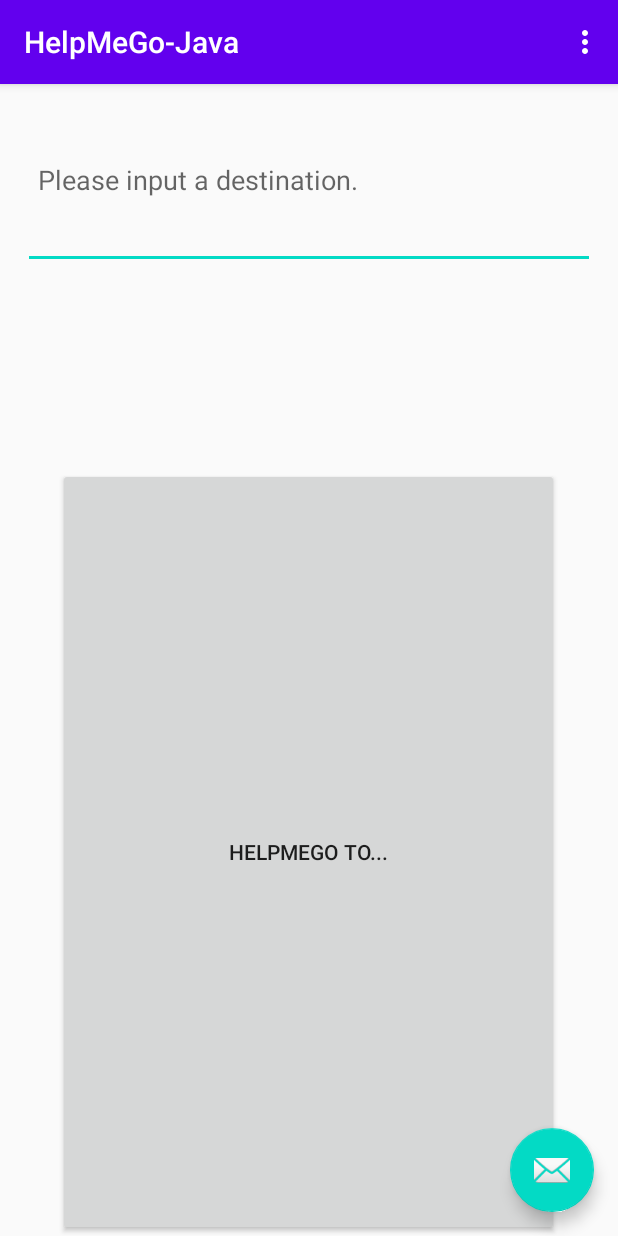
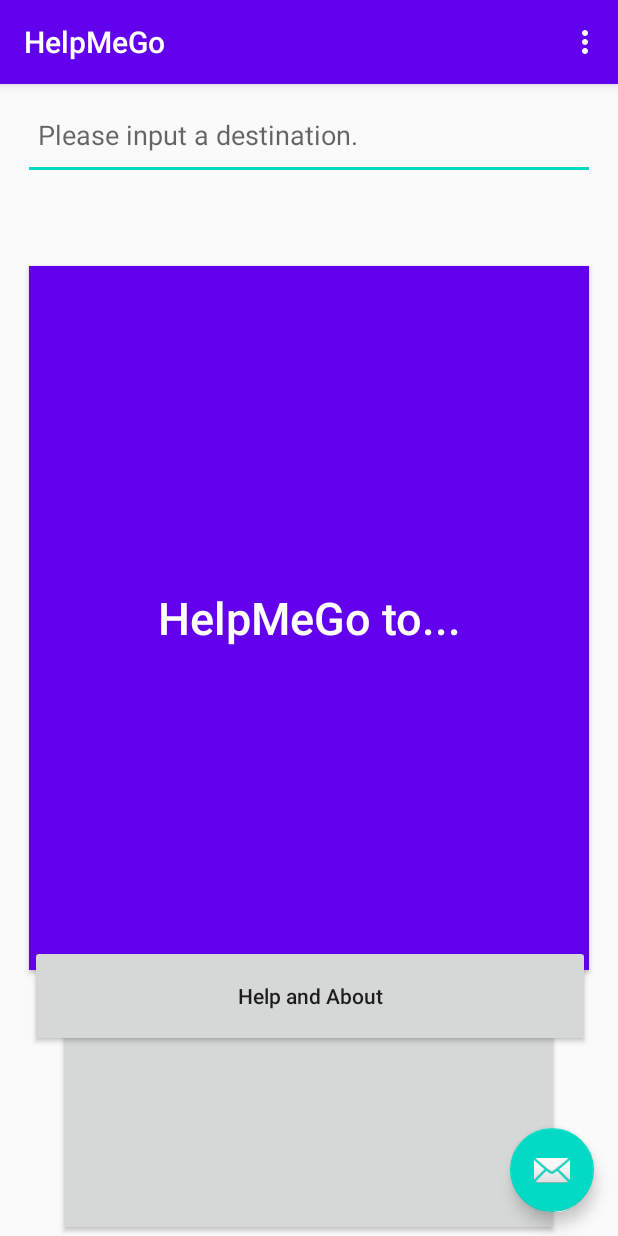
Before and after one commit to CincoSwim/HelpMeGo-Java, an Android app: the screen it shows after launch (MainActivity), on a phone screen of 412 x 824 dp. Run offline under Robolectric (Android 15) with nearby library versions, the phone set to English and light mode, and no system bars; 2 statements that could not run were skipped.

Commit message:
Added functions for PathGraph to tie into MainActivity, LinkedObj. Debug statements. BASIC basic graph edges for testing.

```diff
--- a/app/src/main/java/com/example/helpmego_java/MainActivity.java
+++ b/app/src/main/java/com/example/helpmego_java/MainActivity.java
@@ -10,6 +10,7 @@ import android.speech.RecognizerIntent;
 import android.speech.SpeechRecognizer;
 import android.speech.tts.TextToSpeech;
 import android.view.MotionEvent;
+import android.widget.Button;
 import android.widget.EditText;
 import androidx.core.app.ActivityCompat;
 import androidx.core.content.ContextCompat;
@@ -25,14 +26,19 @@ import android.view.MenuItem;
 import java.util.ArrayList;
 import java.util.LinkedList;
 import java.util.Locale;
+import java.util.Objects;
 
 public class MainActivity extends AppCompatActivity {
     private static final String TAG = "MyApp";
     public static final Integer RecordAudioRequestCode = 1;
+    public static ArrayList<ArrayList<Integer>> floorGraph;
+    public static ArrayList<LocationLinkedObj> beacons; //there's gotta be a cleaner way for this
+    public static LinkedList<Integer> currentRoute;
     private EditText editText;
     private SpeechRecognizer speechRecog;
-    ArrayList<ArrayList<Integer>> BTGraph;
     public static TextToSpeech tts;
+
+
     @Override
     protected void onCreate(Bundle savedInstanceState) {
         super.onCreate(savedInstanceState);
@@ -41,6 +47,14 @@ public class MainActivity extends AppCompatActivity {
         editText = findViewById(R.id.edit_text);
         editText.setHint("Please input a destination.");
         setSupportActionBar(toolbar);
+
+        //Load in static maps?
+
+        makeTestGraph();
+
+
+        //end load of static maps
+
 
         //Implement TTS Here
         tts = new TextToSpeech(this, new TextToSpeech.OnInitListener() {
@@ -58,9 +72,6 @@ public class MainActivity extends AppCompatActivity {
             }
         });
 
-        //BUILD/FILL BTGraph here!! Need to define int/beacon relationship
-        //addedge
-        //addedge
 
         //pucko added here
         if(ContextCompat.checkSelfPermission(this, Manifest.permission.RECORD_AUDIO)!= PackageManager.PERMISSION_GRANTED){
@@ -79,9 +90,10 @@ public class MainActivity extends AppCompatActivity {
 
             @Override
             public void onBeginningOfSpeech() {
+                Log.d(TAG, "Listening to input on button press");
                 editText.setText("");
                 editText.setHint("Listening...");
-                Log.d(TAG, "Listening to input on button press");
+
             }
 
             @Override
@@ -106,6 +118,7 @@ public class MainActivity extends AppCompatActivity {
 
             @Override
             public void onResults(Bundle results) {
+                    Log.d(TAG, "STT onResults() starting...");
                     ArrayList<String> data = results.getStringArrayList(SpeechRecognizer.RESULTS_RECOGNITION);
                     editText.setText(data.get(0));
                     String testStr = data.get(0);
@@ -114,17 +127,21 @@ public class MainActivity extends AppCompatActivity {
                     String ttsTester = testStr.substring(testStr.lastIndexOf("room"));
                     testStr += "(parsed room num: " + ttsTester + ")";
                     tts.speak("You want to go to " + ttsTester + ", right?", TextToSpeech.QUEUE_ADD, null, null);
-
+                    Log.d(TAG, "onResults: string manip finished");
                     editText.setText(testStr);
 
                     /* Begin finding path*/
+                    Log.d(TAG, "onResults: finding path...");
                     //get closest BT Beacon identity
+                    //lookupIntByBeaconID()
+                    int start = 1;
                     //get appropriate destination beacon identity
+                    //lookupIntByRoomNum()
+                    int dest = 4;
                     //Find path between the two - findShortestPath()
-
-                    //LinkedList<Integer> navPath = PathGraph.findShortestPath();
-                    //Move to next fragment for directing
-
+                    currentRoute = PathGraph.findShortestPath(floorGraph, start, dest, 6);
+                    Log.d(TAG, "onResults: path found, stored in currentRoute");
+                    /*end finding path, move to nav*/
 
             }
 
@@ -138,24 +155,19 @@ public class MainActivity extends AppCompatActivity {
 
             }
         });
-
-        FloatingActionButton fab = findViewById(R.id.fab);
-        fab.setOnTouchListener(new View.OnTouchListener() {
+        Button mainButton = findViewById(R.id.button_first);
+        mainButton.setOnTouchListener(new View.OnTouchListener() {
             @Override
             public boolean onTouch(View v, MotionEvent event) {
                 if(event.getAction() == MotionEvent.ACTION_UP){
+                    Log.d(TAG, "mainButton sees UP");
                     speechRecog.stopListening();
                 }if(event.getAction() == MotionEvent.ACTION_DOWN){
+                    Log.d(TAG, "mainButton sees DOWN");
                     speechRecog.startListening(speechRecognizerIntent);
                 }
                 return false;
             }
-
-
-
-                /*Snackbar.make(view, "Replace with your own action", Snackbar.LENGTH_LONG)
-                        .setAction("Action", null).show();
-            */
 
         });
 
@@ -192,6 +204,43 @@ public class MainActivity extends AppCompatActivity {
     }
 
     private void speak(String text){
+        Log.d(TAG, "TTS Speak() called");
         tts.speak(text, TextToSpeech.QUEUE_ADD, null, null);
     }
+
+    private void makeTestGraph(){
+        Log.d(TAG, "filling adj graph");
+        PathGraph.addEdge(floorGraph, 0, 1);
+        PathGraph.addEdge(floorGraph, 1, 2);
+        PathGraph.addEdge(floorGraph, 2, 3);
+        PathGraph.addEdge(floorGraph, 3, 4);
+        PathGraph.addEdge(floorGraph, 4, 1);
+        PathGraph.addEdge(floorGraph, 5, 4);
+        Log.d(TAG, "graph filled");
+
+    };
+    private int lookupIntByBeaconID(String BUID, ArrayList<LocationLinkedObj> bList){
+        //for each object in bList
+        Log.d(TAG, "lookup by BeaconID Started");
+        for (LocationLinkedObj beac: bList) {
+            if(beac.getBeaconID().equals(BUID)){
+                Log.d(TAG, "ID found: " + beac.getUniqueInt());
+                return beac.getUniqueInt();
+            }
+        }
+        //no match, return dummy val
+        Log.d(TAG, "No ID found, defaulting");
+        return 99;
+    }
+    private int lookupIntByRoomNum(String Room, ArrayList<LocationLinkedObj> bList){
+        for (LocationLinkedObj beac: bList) {
+            if(beac.roomIDs.contains(Room)){
+                Log.d(TAG, "ID found: " + beac.getUniqueInt());
+                return beac.getUniqueInt();
+            }
+        }
+        //no match, return dummy val
+        Log.d(TAG, "No ID found, defaulting");
+        return 99;
+    }
 }
--- a/app/src/main/res/layout/activity_main.xml
+++ b/app/src/main/res/layout/activity_main.xml
@@ -17,7 +17,8 @@
                 android:layout_width="match_parent"
                 android:layout_height="?attr/actionBarSize"
                 android:background="?attr/colorPrimary"
-                app:popupTheme="@style/AppTheme.PopupOverlay"/>
+                app:popupTheme="@style/AppTheme.PopupOverlay"
+                app:title="HelpMeGo"/>
 
     </com.google.android.material.appbar.AppBarLayout>
 
@@ -30,14 +31,61 @@
             android:layout_gravity="bottom|end"
             android:layout_margin="@dimen/fab_margin"
             app:srcCompat="@android:drawable/ic_dialog_email"/>
-    <EditText android:id="@+id/edit_text"
+    <!--android:text="Help"-->
+
+    <EditText
+            android:id="@+id/edit_text"
             android:layout_width="match_parent"
-              android:layout_height="119dp"
+            android:layout_height="60dp"
             android:layout_marginRight="15dp"
             android:layout_marginLeft="15dp"
             android:layout_marginTop="60dp"
-              android:hint="Tap to Speak"
+            android:hint="Where would you like to go?"
             android:padding="10dp"
             android:layout_centerInParent="true" tools:ignore="MissingConstraints"/>
 
+    <Button
+            android:id="@+id/button_first"
+            android:layout_width="373dp"
+            android:layout_height="469dp"
+            android:layout_gravity="center"
+            android:text="@string/HelpMeGo"
+            android:textColor="@android:color/white"
+            android:textSize="30sp"
+            android:textAllCaps="false"
+            android:background="?attr/colorPrimary"
+            app:layout_constraintTop_toBottomOf="@id/edit_text"
+            app:layout_constraintStart_toStartOf="parent"
+            app:layout_constraintEnd_toEndOf="parent"
+            app:layout_constraintBottom_toBottomOf="parent"
+            app:layout_constraintHorizontal_bias="0.496"
+            />
+
+    <!--android:onClick="HelpMeGo"-->
+    <!--The value for this attribute
+            must be the name of the method you want to call in
+            response to a click event. The Activity hosting the layout
+            must then implement the corresponding method.-->
+
+    <Button
+            android:id="@id/button_second"
+            android:layout_width="373dp"
+            android:layout_height="68dp"
+            android:layout_marginEnd="20dp"
+            android:layout_marginStart="20dp"
+            android:layout_marginTop="630dp"
+            android:text="Help and About"
+            android:textAllCaps="false"
+            app:layout_constraintTop_toBottomOf="@id/edit_text"
+            app:layout_constraintStart_toStartOf="parent"
+            app:layout_constraintEnd_toEndOf="parent"
+            app:layout_constraintBottom_toBottomOf="parent"
+            app:layout_constraintHorizontal_bias="0.496"/>
+    <!--android:onClick="HelpMeGo"-->
+    <!--The value for this attribute
+            must be the name of the method you want to call in
+            response to a click event. The Activity hosting the layout
+            must then implement the corresponding method.-->
+
+
 </androidx.coordinatorlayout.widget.CoordinatorLayout>
--- a/build.gradle
+++ b/build.gradle
@@ -5,7 +5,7 @@ buildscript {
         jcenter()
     }
     dependencies {
-        classpath 'com.android.tools.build:gradle:4.2.0'
+        classpath 'com.android.tools.build:gradle:4.0.1'
 
         // NOTE: Do not place your application dependencies here; they belong
         // in the individual module build.gradle files
```
Also changed, not shown: app/src/main/java/com/example/helpmego_java/LocationLinkedObj.java (+11 -26 lines), app/src/main/java/com/example/helpmego_java/PathGraph.java (+10 -2 lines). Lines whose indentation alone changed are shown as unchanged.
